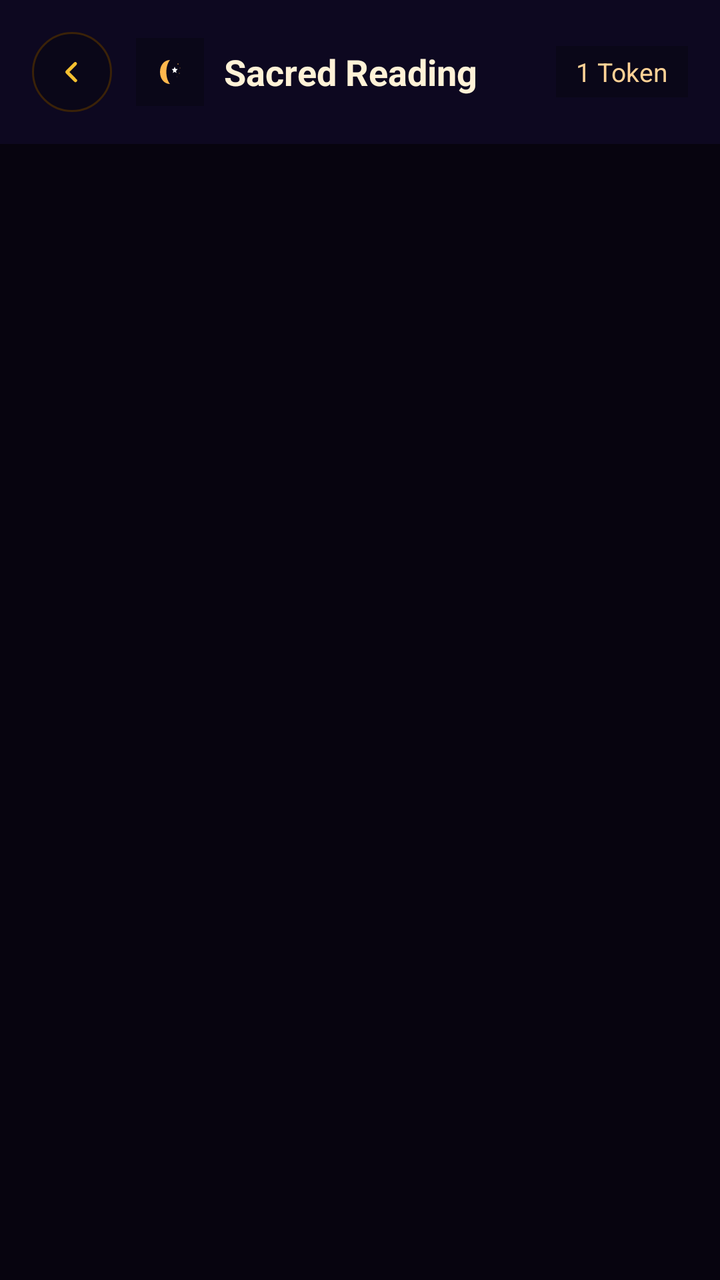
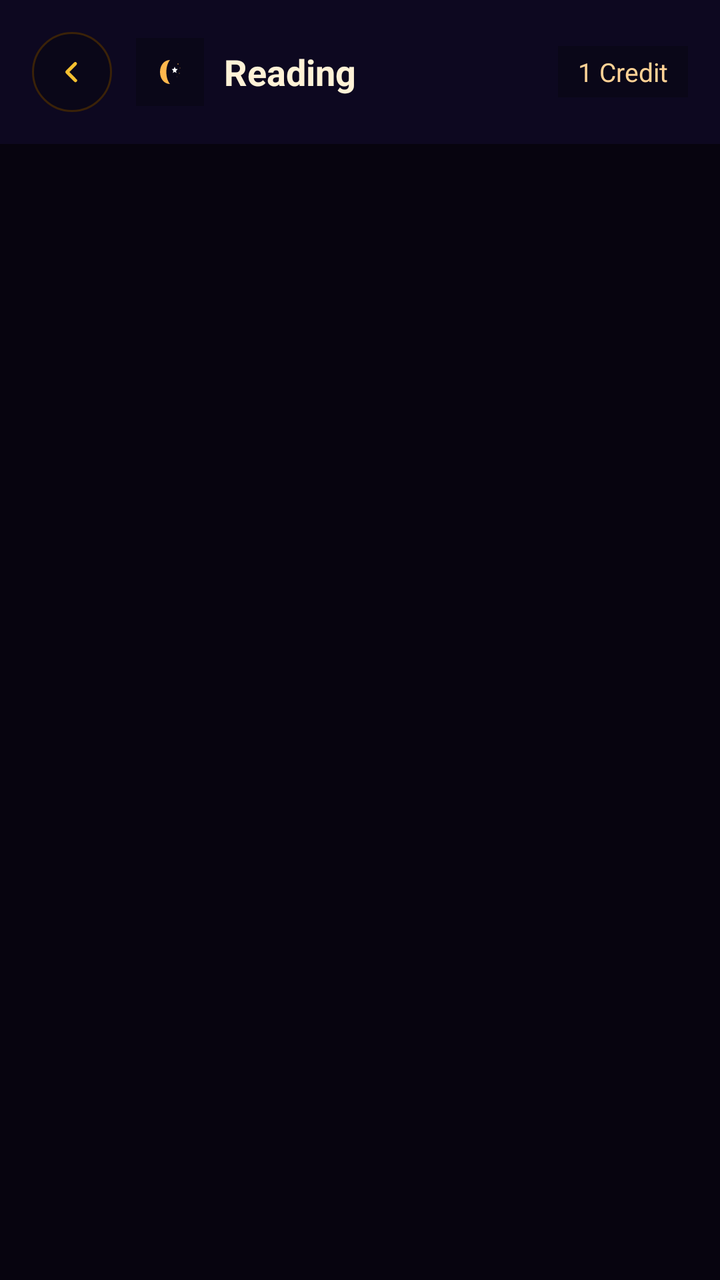

Compare the two renders of this Android layout. The source of the first and the diff that turns it into the second are given below.
<!-- AndroidManifest.xml: application theme Theme.Astroapp -->
<!-- res/layout/activity_feature.xml -->
<?xml version="1.0" encoding="utf-8"?>
<LinearLayout xmlns:android="http://schemas.android.com/apk/res/android"
    xmlns:app="http://schemas.android.com/apk/res-auto"
    android:layout_width="match_parent"
    android:layout_height="match_parent"
    android:orientation="vertical"
    android:background="@color/bg_warm">

    
    <LinearLayout
        android:layout_width="match_parent"
        android:layout_height="wrap_content"
        android:background="@color/surface"
        android:elevation="2dp"
        android:padding="16dp"
        android:orientation="horizontal"
        android:gravity="center_vertical">

        <ImageView
            android:id="@+id/btnBack"
            android:layout_width="40dp"
            android:layout_height="40dp"
            android:layout_marginEnd="12dp"
            android:background="@drawable/bg_topbar_icon"
            android:padding="10dp"
            android:scaleType="fitCenter"
            app:srcCompat="@drawable/ic_back_arrow"
            android:tint="@color/brand_gold"
            android:contentDescription="@string/cd_back_button" />

        <ImageView
            android:id="@+id/ivFeatureLogo"
            android:layout_width="34dp"
            android:layout_height="34dp"
            android:layout_marginEnd="10dp"
            android:background="@color/surface_container_low"
            android:padding="8dp"
            android:scaleType="fitCenter"
            android:src="@drawable/ic_app_logo"
            android:contentDescription="@string/cd_app_logo" />

        <TextView
            android:id="@+id/tvTitle"
            android:layout_width="0dp"
            android:layout_height="wrap_content"
            android:layout_weight="1"
            android:text="@string/feature_reading"
            android:textSize="18sp"
            android:textStyle="bold"
            android:textColor="@color/text_dark" />

        <TextView
            android:id="@+id/tvCredits"
            android:layout_width="wrap_content"
            android:layout_height="wrap_content"
            android:text="@string/credits_single"
            android:textSize="13sp"
            android:textColor="@color/text_medium"
            android:background="@color/surface_container_low"
            android:paddingStart="10dp"
            android:paddingEnd="10dp"
            android:paddingTop="4dp"
            android:paddingBottom="4dp" />
    </LinearLayout>

    
    <FrameLayout
        android:layout_width="match_parent"
        android:layout_height="0dp"
        android:layout_weight="1">

        <androidx.core.widget.NestedScrollView
            android:id="@+id/svMain"
            android:layout_width="match_parent"
            android:layout_height="match_parent"
            android:fillViewport="true">

            <LinearLayout
                android:layout_width="match_parent"
                android:layout_height="wrap_content"
                android:orientation="vertical"
                android:padding="16dp">

            
            <LinearLayout
                android:id="@+id/llTarotSection"
                android:layout_width="match_parent"
                android:layout_height="wrap_content"
                android:orientation="vertical"
                android:visibility="gone">

                <TextView
                    android:layout_width="wrap_content"
                    android:layout_height="wrap_content"
                    android:text="@string/tarot_instruction"
                    android:textSize="15sp"
                    android:textColor="@color/text_dark"
                    android:layout_marginBottom="12dp" />

                <com.google.android.material.button.MaterialButton
                    android:id="@+id/btnDrawCards"
                    android:layout_width="match_parent"
                    android:layout_height="wrap_content"
                    android:text="@string/tarot_draw"
                    android:backgroundTint="@color/secondary"
                    android:textColor="@color/on_secondary"
                    android:textStyle="bold"
                    app:strokeColor="@color/secondary_dark"
                    app:strokeWidth="1dp"
                    android:layout_marginBottom="16dp" />

                
                <LinearLayout
                    android:id="@+id/llCardLabels"
                    android:layout_width="match_parent"
                    android:layout_height="wrap_content"
                    android:orientation="horizontal"
                    android:visibility="gone"
                    android:layout_marginBottom="4dp">

                    <TextView
                        android:layout_width="0dp"
                        android:layout_height="wrap_content"
                        android:layout_weight="1"
                        android:text="@string/tarot_past"
                        android:textSize="12sp"
                        android:textStyle="bold"
                        android:textColor="@color/text_medium"
                        android:gravity="center"
                        android:layout_marginEnd="6dp" />

                    <TextView
                        android:layout_width="0dp"
                        android:layout_height="wrap_content"
                        android:layout_weight="1"
                        android:text="@string/tarot_present"
                        android:textSize="12sp"
                        android:textStyle="bold"
                        android:textColor="@color/text_medium"
                        android:gravity="center"
                        android:layout_marginEnd="6dp" />

                    <TextView
                        android:layout_width="0dp"
                        android:layout_height="wrap_content"
                        android:layout_weight="1"
                        android:text="@string/tarot_future"
                        android:textSize="12sp"
                        android:textStyle="bold"
                        android:textColor="@color/text_medium"
                        android:gravity="center" />
                </LinearLayout>

                
                <LinearLayout
                    android:id="@+id/llCards"
                    android:layout_width="match_parent"
                    android:layout_height="wrap_content"
                    android:orientation="horizontal"
                    android:visibility="gone"
                    android:layout_marginBottom="12dp">

                    
                    <com.google.android.material.card.MaterialCardView
                        android:id="@+id/cardSlot1"
                        android:layout_width="0dp"
                        android:layout_height="wrap_content"
                        android:layout_weight="1"
                        android:layout_marginEnd="6dp"
                        android:clickable="true"
                        android:focusable="true"
                        app:cardCornerRadius="14dp"
                        app:cardElevation="0dp"
                        app:strokeColor="@color/glass_card_border"
                        app:strokeWidth="1dp"
                        app:cardBackgroundColor="@color/glass_card">

                        <FrameLayout
                            android:layout_width="match_parent"
                            android:layout_height="wrap_content">

                            
                            <ImageView
                                android:id="@+id/imgCardBack1"
                                android:layout_width="match_parent"
                                android:layout_height="220dp"
                                android:scaleType="fitCenter"
                                android:src="@drawable/ic_tarot_card_back"
                                android:adjustViewBounds="true"
                                android:padding="2dp"
                                android:contentDescription="@string/tarot_card_back" />

                            
                            <ImageView
                                android:id="@+id/imgCard1"
                                android:layout_width="match_parent"
                                android:layout_height="220dp"
                                android:scaleType="fitCenter"
                                android:adjustViewBounds="true"
                                android:visibility="gone"
                                android:contentDescription="@string/tarot_card_face" />

                            
                            <TextView
                                android:id="@+id/tvCardName1"
                                android:layout_width="match_parent"
                                android:layout_height="wrap_content"
                                android:layout_gravity="bottom"
                                android:background="#CC050810"
                                android:paddingStart="8dp"
                                android:paddingEnd="8dp"
                                android:paddingTop="4dp"
                                android:paddingBottom="4dp"
                                android:textSize="10sp"
                                android:textColor="@color/brand_gold"
                                android:textStyle="bold"
                                android:gravity="center"
                                android:maxLines="2"
                                android:visibility="gone" />
                        </FrameLayout>
                    </com.google.android.material.card.MaterialCardView>

                    
                    <com.google.android.material.card.MaterialCardView
                        android:id="@+id/cardSlot2"
                        android:layout_width="0dp"
                        android:layout_height="wrap_content"
                        android:layout_weight="1"
                        android:layout_marginEnd="6dp"
                        android:clickable="true"
                        android:focusable="true"
                        app:cardCornerRadius="14dp"
                        app:cardElevation="0dp"
                        app:strokeColor="@color/glass_card_border"
                        app:strokeWidth="1dp"
                        app:cardBackgroundColor="@color/glass_card">

                        <FrameLayout
                            android:layout_width="match_parent"
                            android:layout_height="wrap_content">

                            <ImageView
                                android:id="@+id/imgCardBack2"
                                android:layout_width="match_parent"
                                android:layout_height="220dp"
                                android:scaleType="fitCenter"
                                android:src="@drawable/ic_tarot_card_back"
                                android:adjustViewBounds="true"
                                android:padding="2dp"
                                android:contentDescription="@string/tarot_card_back" />

                            <ImageView
                                android:id="@+id/imgCard2"
                                android:layout_width="match_parent"
                                android:layout_height="220dp"
                                android:scaleType="fitCenter"
                                android:adjustViewBounds="true"
                                android:visibility="gone"
                                android:contentDescription="@string/tarot_card_face" />

                            <TextView
                                android:id="@+id/tvCardName2"
                                android:layout_width="match_parent"
                                android:layout_height="wrap_content"
                                android:layout_gravity="bottom"
                                android:background="#CC050810"
                                android:paddingStart="8dp"
                                android:paddingEnd="8dp"
                                android:paddingTop="4dp"
                                android:paddingBottom="4dp"
                                android:textSize="10sp"
                                android:textColor="@color/brand_gold"
                                android:textStyle="bold"
                                android:gravity="center"
                                android:maxLines="2"
                                android:visibility="gone" />
                        </FrameLayout>
                    </com.google.android.material.card.MaterialCardView>

                    
                    <com.google.android.material.card.MaterialCardView
                        android:id="@+id/cardSlot3"
                        android:layout_width="0dp"
                        android:layout_height="wrap_content"
                        android:layout_weight="1"
                        android:clickable="true"
                        android:focusable="true"
                        app:cardCornerRadius="14dp"
                        app:cardElevation="0dp"
                        app:strokeColor="@color/glass_card_border"
                        app:strokeWidth="1dp"
                        app:cardBackgroundColor="@color/glass_card">

                        <FrameLayout
                            android:layout_width="match_parent"
                            android:layout_height="wrap_content">

                            <ImageView
                                android:id="@+id/imgCardBack3"
                                android:layout_width="match_parent"
                                android:layout_height="220dp"
                                android:scaleType="fitCenter"
                                android:src="@drawable/ic_tarot_card_back"
                                android:adjustViewBounds="true"
                                android:padding="2dp"
                                android:contentDescription="@string/tarot_card_back" />

                            <ImageView
                                android:id="@+id/imgCard3"
                                android:layout_width="match_parent"
                                android:layout_height="220dp"
                                android:scaleType="fitCenter"
                                android:adjustViewBounds="true"
                                android:visibility="gone"
                                android:contentDescription="@string/tarot_card_face" />

                            <TextView
                                android:id="@+id/tvCardName3"
                                android:layout_width="match_parent"
                                android:layout_height="wrap_content"
                                android:layout_gravity="bottom"
                                android:background="#CC050810"
                                android:paddingStart="8dp"
                                android:paddingEnd="8dp"
                                android:paddingTop="4dp"
                                android:paddingBottom="4dp"
                                android:textSize="10sp"
                                android:textColor="@color/brand_gold"
                                android:textStyle="bold"
                                android:gravity="center"
                                android:maxLines="2"
                                android:visibility="gone" />
                        </FrameLayout>
                    </com.google.android.material.card.MaterialCardView>
                </LinearLayout>

                
                <LinearLayout
                    android:id="@+id/llCardResults"
                    android:layout_width="match_parent"
                    android:layout_height="wrap_content"
                    android:orientation="vertical"
                    android:visibility="gone" />
            </LinearLayout>

            
            <LinearLayout
                android:id="@+id/llFormSection"
                android:layout_width="match_parent"
                android:layout_height="wrap_content"
                android:orientation="vertical"
                android:visibility="gone">

                <com.google.android.material.textfield.TextInputLayout
                    android:id="@+id/tilName"
                    android:layout_width="match_parent"
                    android:layout_height="wrap_content"
                    android:hint="@string/numerology_name_hint"
                    android:layout_marginBottom="12dp"
                    android:visibility="gone"
                    style="@style/Widget.MaterialComponents.TextInputLayout.OutlinedBox">

                    <com.google.android.material.textfield.TextInputEditText
                        android:id="@+id/etName"
                        android:layout_width="match_parent"
                        android:layout_height="wrap_content"
                        android:inputType="textPersonName"
                        android:imeOptions="actionNext" />
                </com.google.android.material.textfield.TextInputLayout>

                <com.google.android.material.textfield.TextInputLayout
                    android:id="@+id/tilDob"
                    android:layout_width="match_parent"
                    android:layout_height="wrap_content"
                    android:hint="@string/kundli_dob_hint"
                    android:layout_marginBottom="12dp"
                    android:visibility="gone"
                    style="@style/Widget.MaterialComponents.TextInputLayout.OutlinedBox">

                    <com.google.android.material.textfield.TextInputEditText
                        android:id="@+id/etDob"
                        android:layout_width="match_parent"
                        android:layout_height="wrap_content"
                        android:focusable="false"
                        android:cursorVisible="false" />
                </com.google.android.material.textfield.TextInputLayout>

                <com.google.android.material.textfield.TextInputLayout
                    android:id="@+id/tilTime"
                    android:layout_width="match_parent"
                    android:layout_height="wrap_content"
                    android:hint="@string/kundli_time_hint"
                    android:layout_marginBottom="12dp"
                    android:visibility="gone"
                    style="@style/Widget.MaterialComponents.TextInputLayout.OutlinedBox">

                    <com.google.android.material.textfield.TextInputEditText
                        android:id="@+id/etTime"
                        android:layout_width="match_parent"
                        android:layout_height="wrap_content"
                        android:inputType="time"
                        android:imeOptions="actionNext" />
                </com.google.android.material.textfield.TextInputLayout>

                <com.google.android.material.textfield.TextInputLayout
                    android:id="@+id/tilPlace"
                    android:layout_width="match_parent"
                    android:layout_height="wrap_content"
                    android:hint="@string/kundli_place_hint"
                    android:layout_marginBottom="16dp"
                    android:visibility="gone"
                    style="@style/Widget.MaterialComponents.TextInputLayout.OutlinedBox">

                    <com.google.android.material.textfield.TextInputEditText
                        android:id="@+id/etPlace"
                        android:layout_width="match_parent"
                        android:layout_height="wrap_content"
                        android:inputType="text"
                        android:imeOptions="actionDone" />
                </com.google.android.material.textfield.TextInputLayout>

                <com.google.android.material.button.MaterialButton
                    android:id="@+id/btnAnalyze"
                    android:layout_width="match_parent"
                    android:layout_height="wrap_content"
                    android:text="@string/feature_analyze"
                    android:backgroundTint="@color/primary"
                    android:layout_marginBottom="8dp" />
            </LinearLayout>

            
            <LinearLayout
                android:id="@+id/llResults"
                android:layout_width="match_parent"
                android:layout_height="wrap_content"
                android:orientation="vertical"
                android:visibility="gone"
                android:layout_marginTop="8dp" />

            
            <LinearLayout
                android:id="@+id/llQaSection"
                android:layout_width="match_parent"
                android:layout_height="wrap_content"
                android:orientation="vertical"
                android:visibility="gone"
                android:layout_marginTop="16dp">

                <TextView
                    android:layout_width="wrap_content"
                    android:layout_height="wrap_content"
                    android:text="@string/qa_title"
                    android:textSize="17sp"
                    android:textStyle="bold"
                    android:textColor="@color/primary"
                    android:layout_marginBottom="8dp" />

                <TextView
                    android:layout_width="wrap_content"
                    android:layout_height="wrap_content"
                    android:text="@string/qa_credit_note"
                    android:textSize="12sp"
                    android:textColor="@color/text_medium"
                    android:layout_marginBottom="12dp" />

                
                <LinearLayout
                    android:id="@+id/llChat"
                    android:layout_width="match_parent"
                    android:layout_height="wrap_content"
                    android:orientation="vertical" />
            </LinearLayout>
            </LinearLayout>
        </androidx.core.widget.NestedScrollView>

        <FrameLayout
            android:id="@+id/tarotLoaderOverlay"
            android:layout_width="match_parent"
            android:layout_height="match_parent"
            android:background="#D905060A"
            android:clickable="true"
            android:focusable="true"
            android:visibility="gone">

            <LinearLayout
                android:layout_width="match_parent"
                android:layout_height="match_parent"
                android:gravity="center"
                android:orientation="vertical"
                android:padding="20dp">

                <VideoView
                    android:id="@+id/vvTarotLoader"
                    android:layout_width="220dp"
                    android:layout_height="220dp" />

                <TextView
                    android:layout_width="wrap_content"
                    android:layout_height="wrap_content"
                    android:layout_marginTop="12dp"
                    android:text="@string/ai_loading"
                    android:textColor="@color/text_dark"
                    android:textStyle="bold"
                    android:textSize="14sp" />
            </LinearLayout>
        </FrameLayout>
    </FrameLayout>

    
    <LinearLayout
        android:id="@+id/llInputBar"
        android:layout_width="match_parent"
        android:layout_height="wrap_content"
        android:orientation="horizontal"
        android:padding="12dp"
        android:background="@color/surface"
        android:elevation="4dp"
        android:visibility="gone">

        <EditText
            android:id="@+id/etQuestion"
            android:layout_width="0dp"
            android:layout_height="wrap_content"
            android:layout_weight="1"
            android:hint="@string/qa_input_hint"
            android:textSize="14sp"
            android:imeOptions="actionSend"
            android:inputType="text"
            android:maxLines="2"
            android:background="@drawable/bg_input"
            android:paddingStart="12dp"
            android:paddingEnd="12dp"
            android:paddingTop="10dp"
            android:paddingBottom="10dp"
            android:layout_marginEnd="8dp" />

        <com.google.android.material.button.MaterialButton
            android:id="@+id/btnSend"
            android:layout_width="wrap_content"
            android:layout_height="wrap_content"
            android:text="@string/btn_send"
            android:backgroundTint="@color/btn_send_bg"
            android:textColor="@color/text_dark"
            app:strokeColor="@color/btn_send_border"
            app:strokeWidth="1dp" />
    </LinearLayout>
</LinearLayout>
<!-- resources referenced by this layout -->
<resources>
  <color name="bg_warm">#07040F</color>
  <color name="brand_gold">#F5C030</color>
  <color name="btn_send_bg">#2E1804</color>
  <color name="btn_send_border">#E8890A</color>
  <color name="glass_card">#130C1E</color>
  <color name="glass_card_border">#3A2208</color>
  <color name="on_secondary">#1A1200</color>
  <color name="primary">#E8890A</color>
  <color name="secondary">#F5C030</color>
  <color name="secondary_dark">#D4A020</color>
  <color name="surface">#0D0820</color>
  <color name="surface_container_low">#0A0718</color>
  <color name="text_dark">#FFF2D7</color>
  <color name="text_medium">#FFD296</color>
  <!-- drawable bg_topbar_icon (drawable) -->
  <?xml version="1.0" encoding="utf-8"?>
  <shape xmlns:android="http://schemas.android.com/apk/res/android"
      android:shape="oval">
      <solid android:color="@color/surface_container_low" />
      <stroke
          android:width="1dp"
          android:color="@color/glass_card_border" />
  </shape>
  <string name="ai_loading">The Baba is reading your path\u2026</string>
  <string name="btn_send">Ask</string>
  <string name="cd_app_logo">Astra logo</string>
  <string name="cd_back_button">Return</string>
  <string name="credits_single">1 Token</string>
  <string name="feature_analyze">Reveal</string>
  <string name="feature_reading">Sacred Reading</string>
  <string name="kundli_dob_hint">Date of Birth (DD/MM/YYYY)</string>
  <string name="kundli_place_hint">Place of Birth</string>
  <string name="kundli_time_hint">Birth Time (HH:MM)</string>
  <string name="numerology_name_hint">Your Full Name, Dear Child</string>
  <string name="qa_credit_note">Each question to the Baba costs 1 sacred token</string>
  <string name="qa_input_hint">Ask the Baba anything\u2026</string>
  <string name="qa_title">Ask the Baba</string>
  <string name="tarot_card_back">Sacred card face-down</string>
  <string name="tarot_card_face">Revealed sacred card</string>
  <string name="tarot_draw">Draw the Sacred Cards</string>
  <string name="tarot_future">Bhavishya\nFuture</string>
  <string name="tarot_instruction">Breathe deeply and choose three sacred cards</string>
  <string name="tarot_past">Bhoot\nPast</string>
  <string name="tarot_present">Vartaman\nPresent</string>
  <color name="input_bg">#110C1E</color>
  <color name="input_border">#3A2208</color>
  <color name="primary_dark">#C9720A</color>
  <color name="on_primary">#FFF8E7</color>
  <color name="primary_container">#2E1804</color>
  <color name="on_primary_container">#FFD080</color>
  <color name="secondary_container">#3A2A00</color>
  <color name="on_secondary_container">#FFE580</color>
  <color name="tertiary">#F5C030</color>
  <color name="on_tertiary">#1A1200</color>
  <color name="tertiary_container">#3A2A00</color>
  <color name="on_tertiary_container">#FFE580</color>
  <color name="error">#FF4D4D</color>
  <color name="on_error">#FFFFFF</color>
  <color name="error_container">#93000A</color>
  <color name="on_error_container">#FFDAD6</color>
  <color name="on_surface">#FFF2D7</color>
  <color name="surface_variant">#150E22</color>
  <color name="on_surface_variant">#FFD296</color>
  <color name="outline">#3A2208</color>
  <style name="ShapeAppearance.Astro.SmallComponent" parent="ShapeAppearance.Material3.SmallComponent">
          <item name="cornerSize">@dimen/radius_sm</item>
      </style>
  <style name="ShapeAppearance.Astro.MediumComponent" parent="ShapeAppearance.Material3.MediumComponent">
          <item name="cornerSize">@dimen/radius_md</item>
      </style>
  <style name="ShapeAppearance.Astro.LargeComponent" parent="ShapeAppearance.Material3.LargeComponent">
          <item name="cornerSize">@dimen/radius_lg</item>
      </style>
  <dimen name="radius_sm">8dp</dimen>
  <dimen name="radius_md">12dp</dimen>
  <dimen name="radius_lg">16dp</dimen>
  <!-- unchanged entries left out for length: 5 -->
</resources>

<!-- the commit's change to res/layout/activity_feature.xml (unified diff, before → after) -->
@@ -25,7 +25,7 @@
             android:padding="10dp"
             android:scaleType="fitCenter"
             app:srcCompat="@drawable/ic_back_arrow"
-            android:tint="@color/brand_gold"
+            app:tint="@color/brand_gold"
             android:contentDescription="@string/cd_back_button" />
 
         <ImageView
<!-- resource entries referenced after the edit -->
@@ -23,27 +23,27 @@
           android:width="1dp"
           android:color="@color/glass_card_border" />
   </shape>
-  <string name="ai_loading">The Baba is reading your path\u2026</string>
+  <string name="ai_loading">Preparing your reading\u2026</string>
   <string name="btn_send">Ask</string>
-  <string name="cd_app_logo">Astra logo</string>
-  <string name="cd_back_button">Return</string>
-  <string name="credits_single">1 Token</string>
-  <string name="feature_analyze">Reveal</string>
-  <string name="feature_reading">Sacred Reading</string>
+  <string name="cd_app_logo">AstroApp logo</string>
+  <string name="cd_back_button">Go back</string>
+  <string name="credits_single">1 Credit</string>
+  <string name="feature_analyze">Analyze</string>
+  <string name="feature_reading">Reading</string>
   <string name="kundli_dob_hint">Date of Birth (DD/MM/YYYY)</string>
-  <string name="kundli_place_hint">Place of Birth</string>
+  <string name="kundli_place_hint">Birth Place</string>
   <string name="kundli_time_hint">Birth Time (HH:MM)</string>
-  <string name="numerology_name_hint">Your Full Name, Dear Child</string>
-  <string name="qa_credit_note">Each question to the Baba costs 1 sacred token</string>
-  <string name="qa_input_hint">Ask the Baba anything\u2026</string>
-  <string name="qa_title">Ask the Baba</string>
-  <string name="tarot_card_back">Sacred card face-down</string>
-  <string name="tarot_card_face">Revealed sacred card</string>
-  <string name="tarot_draw">Draw the Sacred Cards</string>
-  <string name="tarot_future">Bhavishya\nFuture</string>
-  <string name="tarot_instruction">Breathe deeply and choose three sacred cards</string>
-  <string name="tarot_past">Bhoot\nPast</string>
-  <string name="tarot_present">Vartaman\nPresent</string>
+  <string name="numerology_name_hint">Full Name</string>
+  <string name="qa_credit_note">Each question costs 1 credit</string>
+  <string name="qa_input_hint">Type your question\u2026</string>
+  <string name="qa_title">Ask a Question</string>
+  <string name="tarot_card_back">Tarot card face-down</string>
+  <string name="tarot_card_face">Revealed tarot card</string>
+  <string name="tarot_draw">Draw Cards</string>
+  <string name="tarot_future">Future</string>
+  <string name="tarot_instruction">Choose three cards and read your future</string>
+  <string name="tarot_past">Past</string>
+  <string name="tarot_present">Present</string>
   <color name="input_bg">#110C1E</color>
   <color name="input_border">#3A2208</color>
   <color name="primary_dark">#C9720A</color>
